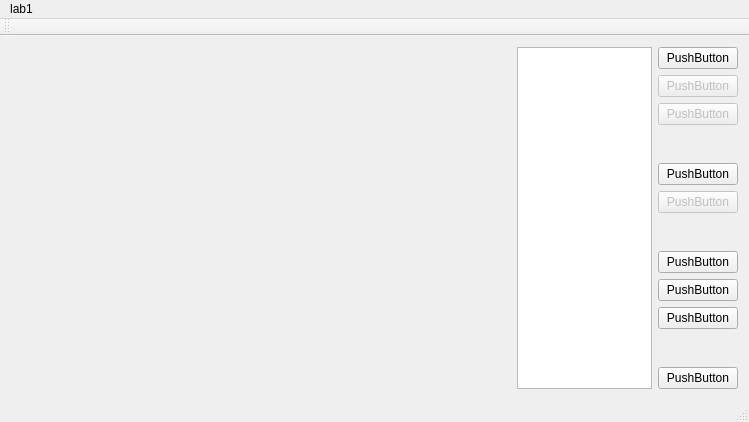
Above: lab1/mainwindow.ui from aminbenarieb/cg_lab1 before the change. Below: the same form after it.
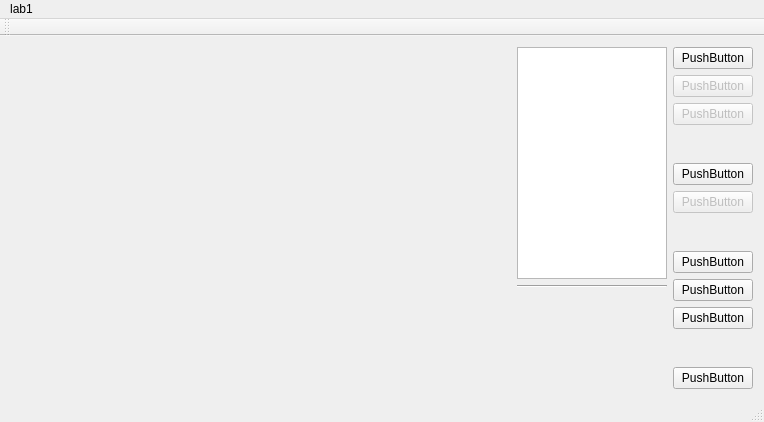
That is the form after the change. Custom widgets are drawn as their Qt base class.

Commit message: Added circle info label.

The edit to the form file:
```diff
--- a/lab1/mainwindow.ui
+++ b/lab1/mainwindow.ui
@@ -42,17 +42,58 @@
      </layout>
     </item>
     <item>
-     <widget class="QTableWidget" name="tableView">
-      <property name="dragEnabled">
-       <bool>true</bool>
-      </property>
-      <property name="dragDropMode">
-       <enum>QAbstractItemView::DragDrop</enum>
-      </property>
-      <property name="sortingEnabled">
-       <bool>true</bool>
-      </property>
-     </widget>
+     <layout class="QVBoxLayout" name="verticalLayout_4">
+      <item>
+       <widget class="QTableWidget" name="tableView"/>
+      </item>
+      <item>
+       <widget class="Line" name="line">
+        <property name="orientation">
+         <enum>Qt::Horizontal</enum>
+        </property>
+       </widget>
+      </item>
+      <item>
+       <widget class="QLabel" name="labelCircle">
+        <property name="minimumSize">
+         <size>
+          <width>150</width>
+          <height>0</height>
+         </size>
+        </property>
+        <property name="maximumSize">
+         <size>
+          <width>150</width>
+          <height>16777215</height>
+         </size>
+        </property>
+        <property name="font">
+         <font>
+          <pointsize>10</pointsize>
+         </font>
+        </property>
+        <property name="text">
+         <string/>
+        </property>
+       </widget>
+      </item>
+      <item>
+       <spacer name="verticalSpacer_4">
+        <property name="orientation">
+         <enum>Qt::Vertical</enum>
+        </property>
+        <property name="sizeType">
+         <enum>QSizePolicy::Fixed</enum>
+        </property>
+        <property name="sizeHint" stdset="0">
+         <size>
+          <width>20</width>
+          <height>80</height>
+         </size>
+        </property>
+       </spacer>
+      </item>
+     </layout>
     </item>
     <item>
      <layout class="QVBoxLayout" name="verticalLayout">
```
The commit also changes 2 other files.
